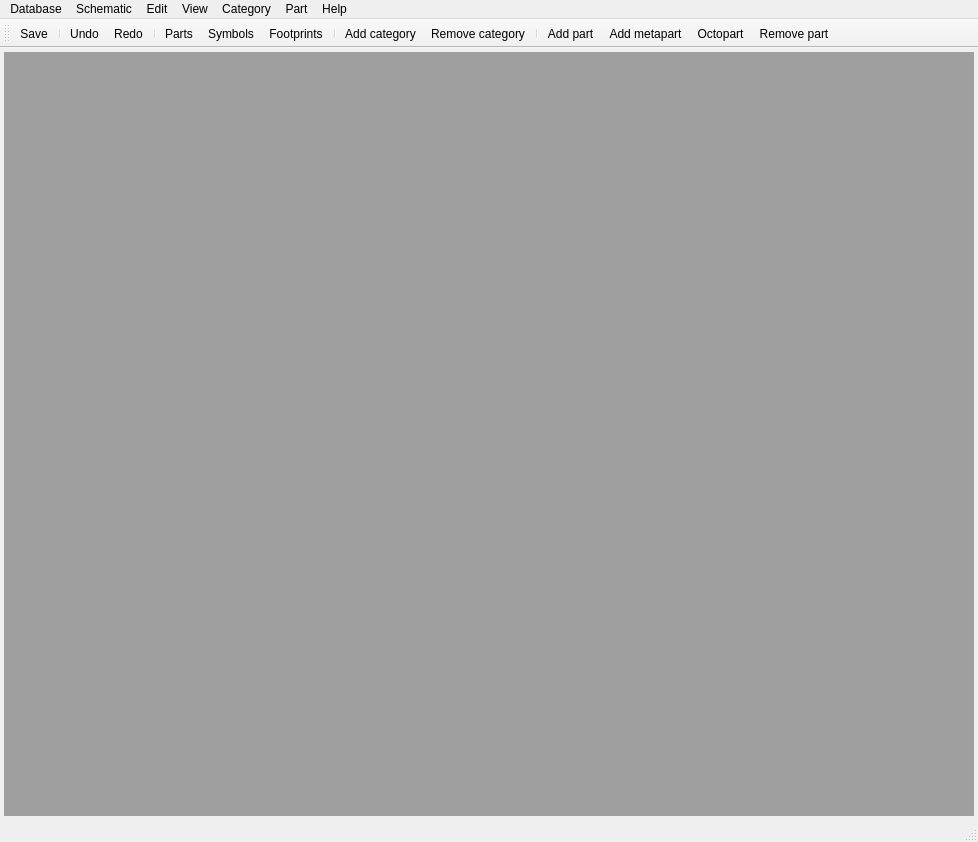
Before: the Qt Designer form kipartman-qt/ui/main_window.ui in turdusmerula/kipartman, drawn with Qt 5.
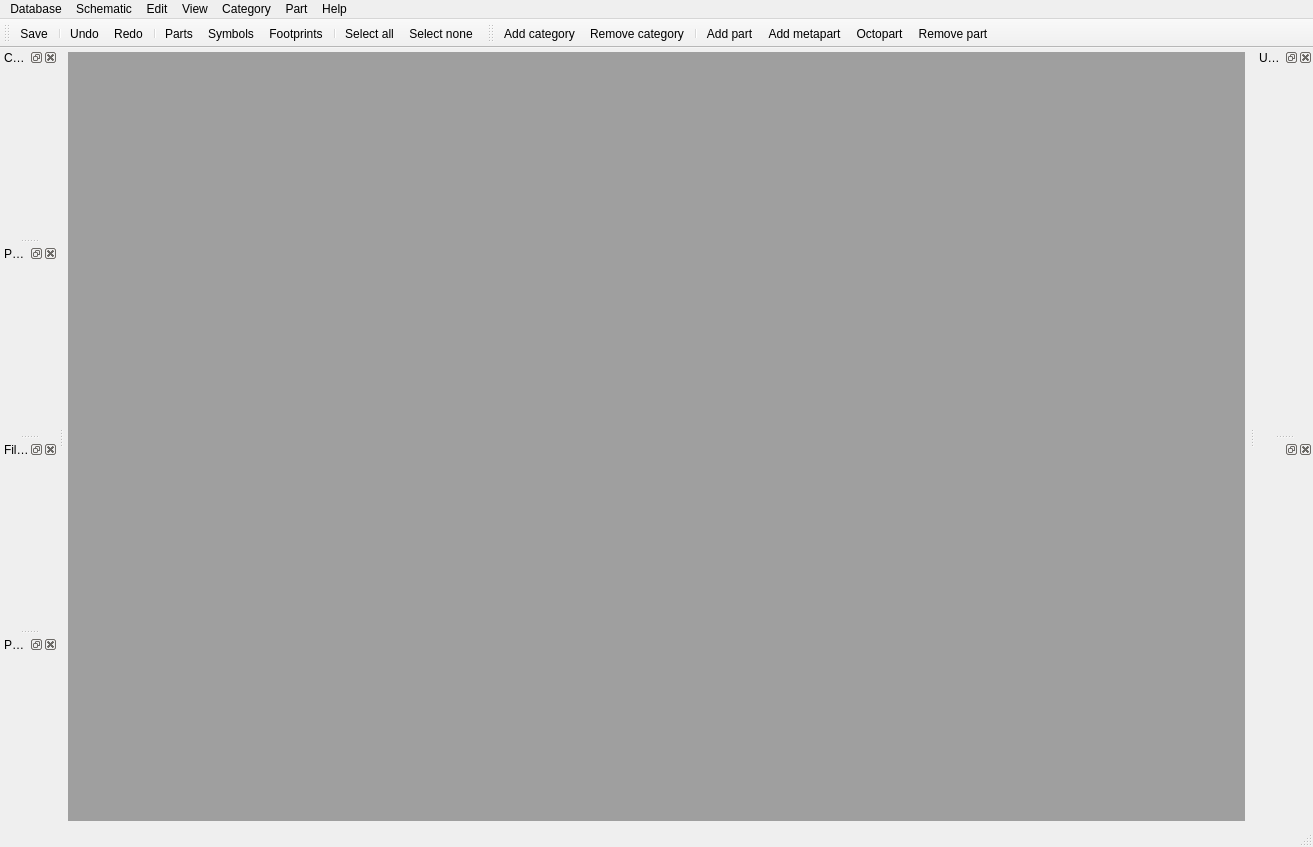
After: the same form once the commit is applied. Icons and pictures are not drawn. Custom widgets are drawn as their Qt base class.

Patch:
```diff
--- a/kipartman-qt/ui/main_window.ui
+++ b/kipartman-qt/ui/main_window.ui
@@ -6,8 +6,8 @@
    <rect>
     <x>0</x>
     <y>0</y>
-    <width>978</width>
-    <height>842</height>
+    <width>1313</width>
+    <height>847</height>
    </rect>
   </property>
   <property name="windowTitle">
@@ -51,7 +51,7 @@
     <rect>
      <x>0</x>
      <y>0</y>
-     <width>978</width>
+     <width>1313</width>
      <height>19</height>
     </rect>
    </property>
@@ -145,6 +145,46 @@
    <addaction name="actionViewSymbols"/>
    <addaction name="actionFootprints"/>
    <addaction name="separator"/>
+   <addaction name="actionSelectAll"/>
+   <addaction name="actionSelectNone"/>
+  </widget>
+  <widget class="QDockWidget" name="dockPartCategoryWidget">
+   <property name="windowTitle">
+    <string>Categories</string>
+   </property>
+   <attribute name="dockWidgetArea">
+    <number>1</number>
+   </attribute>
+   <widget class="QPartCategoryListWidget" name="dockPartCategoryListWidget"/>
+  </widget>
+  <widget class="QDockWidget" name="dockPartParameterWidget">
+   <property name="windowTitle">
+    <string>Parameters editor</string>
+   </property>
+   <attribute name="dockWidgetArea">
+    <number>1</number>
+   </attribute>
+   <widget class="QPartParameterListWidget" name="dockPartParameterListWidget"/>
+  </widget>
+  <widget class="QDockWidget" name="dockFilterWidget">
+   <property name="windowTitle">
+    <string>Filters</string>
+   </property>
+   <attribute name="dockWidgetArea">
+    <number>1</number>
+   </attribute>
+   <widget class="QFilterListWidget" name="dockFilterListWidget"/>
+  </widget>
+  <widget class="QToolBar" name="toolBar_2">
+   <property name="windowTitle">
+    <string>toolBar_2</string>
+   </property>
+   <attribute name="toolBarArea">
+    <enum>TopToolBarArea</enum>
+   </attribute>
+   <attribute name="toolBarBreak">
+    <bool>false</bool>
+   </attribute>
    <addaction name="actionCategoryAdd"/>
    <addaction name="actionCategoryDelete"/>
    <addaction name="separator"/>
@@ -153,6 +193,30 @@
    <addaction name="actionPartImportOctopart"/>
    <addaction name="actionPartRemovePart"/>
   </widget>
+  <widget class="QDockWidget" name="dockWidget">
+   <property name="windowTitle">
+    <string>Units</string>
+   </property>
+   <attribute name="dockWidgetArea">
+    <number>2</number>
+   </attribute>
+   <widget class="QWidget" name="dockWidgetContents_2"/>
+  </widget>
+  <widget class="QDockWidget" name="dockWidget_2">
+   <attribute name="dockWidgetArea">
+    <number>2</number>
+   </attribute>
+   <widget class="QWidget" name="dockWidgetContents_5"/>
+  </widget>
+  <widget class="QDockWidget" name="dockWidget_3">
+   <property name="windowTitle">
+    <string>Parameters</string>
+   </property>
+   <attribute name="dockWidgetArea">
+    <number>1</number>
+   </attribute>
+   <widget class="QWidget" name="dockWidgetContents_7"/>
+  </widget>
   <action name="actionSchematicOpen">
    <property name="text">
     <string>Open</string>
@@ -292,7 +356,45 @@
     <string>Footprints</string>
    </property>
   </action>
+  <action name="actionSelectNone">
+   <property name="icon">
+    <iconset>
+     <normaloff>icons/select-none-48.png</normaloff>icons/select-none-48.png</iconset>
+   </property>
+   <property name="text">
+    <string>Select none</string>
+   </property>
+  </action>
+  <action name="actionSelectAll">
+   <property name="icon">
+    <iconset>
+     <normaloff>icons/select-all-48.png</normaloff>icons/select-all-48.png</iconset>
+   </property>
+   <property name="text">
+    <string>Select all</string>
+   </property>
+  </action>
  </widget>
+ <customwidgets>
+  <customwidget>
+   <class>QPartCategoryListWidget</class>
+   <extends>QWidget</extends>
+   <header>ui.part_category_list_widget</header>
+   <container>1</container>
+  </customwidget>
+  <customwidget>
+   <class>QPartParameterListWidget</class>
+   <extends>QWidget</extends>
+   <header>ui.part_parameter_list_widget</header>
+   <container>1</container>
+  </customwidget>
+  <customwidget>
+   <class>QFilterListWidget</class>
+   <extends>QWidget</extends>
+   <header>ui.filter_list_widget</header>
+   <container>1</container>
+  </customwidget>
+ </customwidgets>
  <resources>
   <include location="icons.qrc"/>
  </resources>
```
Left out of the diff: 6 changed lines with no effect on the pictures.
